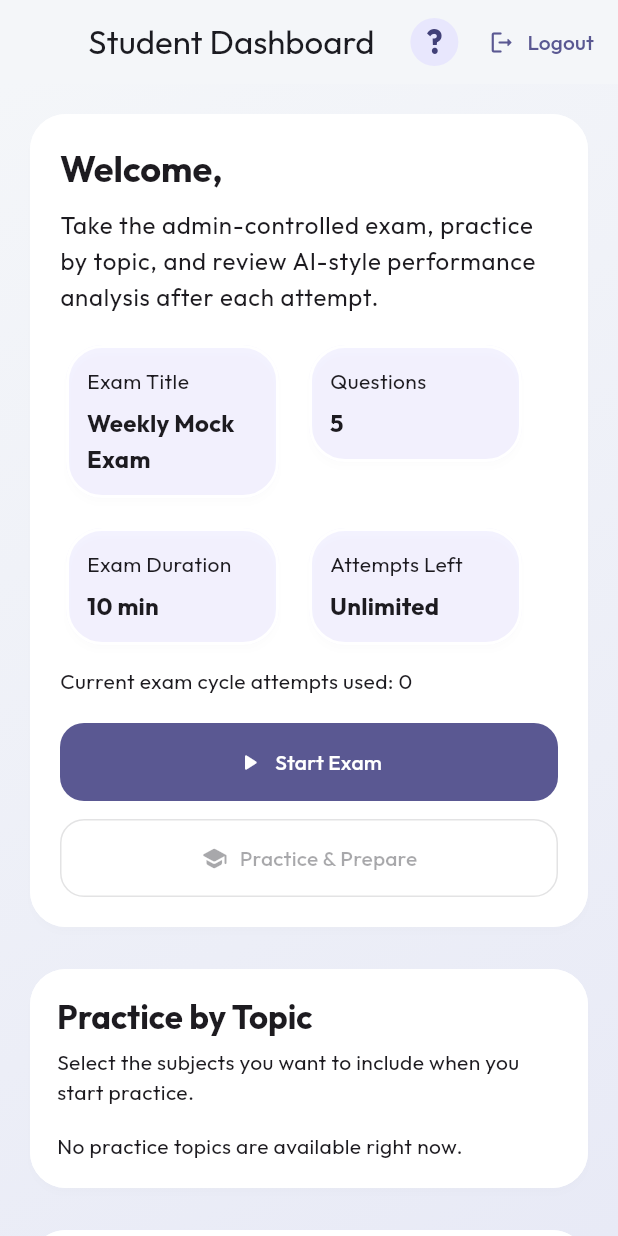
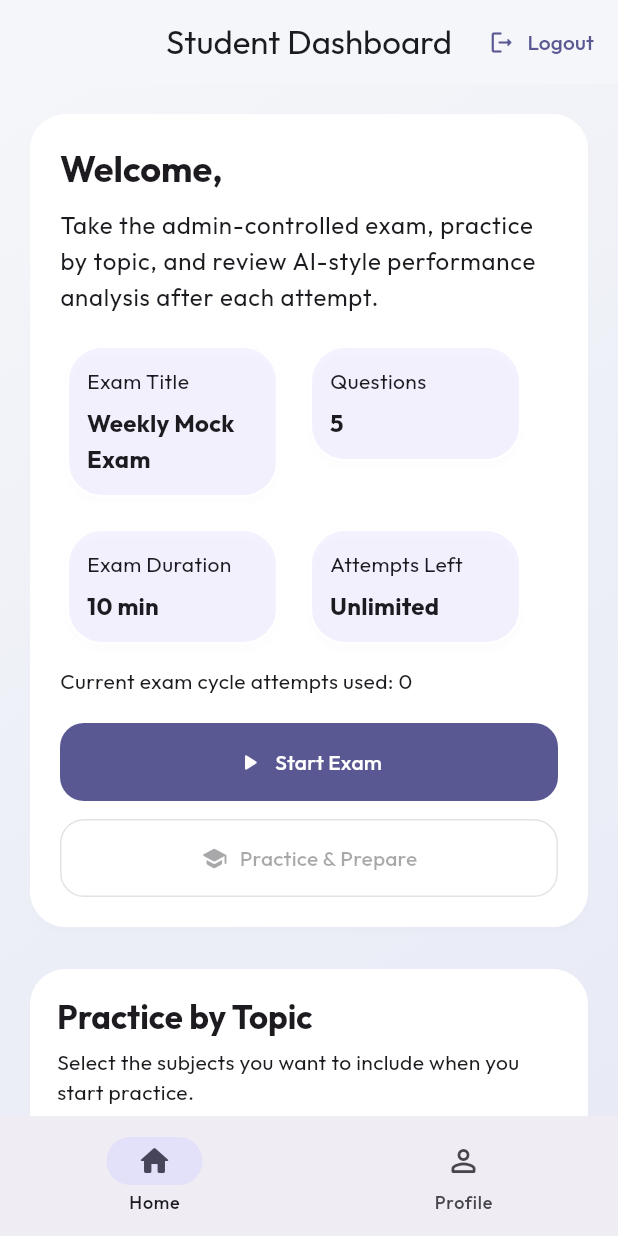
Before and after one commit to Samiul1902/quiz_master_app, a Flutter app: the screen it shows once a user with an empty profile is signed in, on a phone screen of 412 x 824 dp. Run offline on Flutter 3.47's test engine with Material 3 defaults, Android fonts, the phone set to English and light mode, and no system bars; our stand-ins replace cloud_firestore, firebase_auth, firebase_core, firebase_storage, google_fonts, image_picker and 1 more; accounts and stored records are empty.

Commit message:
Refactor navigation structure by introducing MainNavigationShell and updating screen transitions

```diff
--- a/lib/app_shell.dart
+++ b/lib/app_shell.dart
@@ -1,8 +1,7 @@
 import 'package:flutter/material.dart';
 import 'package:quiz_master_app/controllers/app_controller.dart';
-import 'package:quiz_master_app/screens/admin_dashboard_screen.dart';
 import 'package:quiz_master_app/screens/auth_screen.dart';
-import 'package:quiz_master_app/screens/home_screen.dart';
+import 'package:quiz_master_app/screens/main_navigation_shell.dart';
 
 class AppShell extends StatelessWidget {
   const AppShell({super.key, required this.controller});
@@ -30,11 +29,7 @@ class AppShell extends StatelessWidget {
           return AuthScreen(controller: controller);
         }
 
-        if (user.isAdmin) {
-          return AdminDashboardScreen(controller: controller);
-        }
-
-        return HomeScreen(controller: controller);
+        return MainNavigationShell(controller: controller);
       },
     );
   }
--- a/lib/screens/admin_dashboard_screen.dart
+++ b/lib/screens/admin_dashboard_screen.dart
@@ -7,9 +7,14 @@ import 'package:quiz_master_app/widgets/progress_visualization.dart';
 import 'package:quiz_master_app/widgets/user_avatar.dart';
 
 class AdminDashboardScreen extends StatefulWidget {
-  const AdminDashboardScreen({super.key, required this.controller});
+  const AdminDashboardScreen({
+    super.key,
+    required this.controller,
+    this.showProfileShortcut = true,
+  });
 
   final AppController controller;
+  final bool showProfileShortcut;
 
   @override
   State<AdminDashboardScreen> createState() => _AdminDashboardScreenState();
@@ -235,6 +240,7 @@ class _AdminDashboardScreenState extends State<AdminDashboardScreen> {
       appBar: AppBar(
         title: const Text('Admin Dashboard'),
         actions: [
+          if (widget.showProfileShortcut)
             IconButton(
               onPressed: _openProfile,
               icon: UserAvatar(
--- a/lib/screens/home_screen.dart
+++ b/lib/screens/home_screen.dart
@@ -6,9 +6,14 @@ import 'package:quiz_master_app/screens/quiz_screen.dart';
 import 'package:quiz_master_app/widgets/user_avatar.dart';
 
 class HomeScreen extends StatefulWidget {
-  const HomeScreen({super.key, required this.controller});
+  const HomeScreen({
+    super.key,
+    required this.controller,
+    this.showProfileShortcut = true,
+  });
 
   final AppController controller;
+  final bool showProfileShortcut;
 
   @override
   State<HomeScreen> createState() => _HomeScreenState();
@@ -125,6 +130,7 @@ class _HomeScreenState extends State<HomeScreen> {
       appBar: AppBar(
         title: const Text('Student Dashboard'),
         actions: [
+          if (widget.showProfileShortcut)
             IconButton(
               onPressed: () => _openProfile(context),
               icon: UserAvatar(
--- /dev/null
+++ b/lib/screens/main_navigation_shell.dart
@@ -0,0 +1,68 @@
+import 'package:flutter/material.dart';
+import 'package:quiz_master_app/controllers/app_controller.dart';
+import 'package:quiz_master_app/screens/admin_dashboard_screen.dart';
+import 'package:quiz_master_app/screens/home_screen.dart';
+import 'package:quiz_master_app/screens/profile_screen.dart';
+
+class MainNavigationShell extends StatefulWidget {
+  const MainNavigationShell({super.key, required this.controller});
+
+  final AppController controller;
+
+  @override
+  State<MainNavigationShell> createState() => _MainNavigationShellState();
+}
+
+class _MainNavigationShellState extends State<MainNavigationShell> {
+  int _selectedIndex = 0;
+
+  void _onDestinationSelected(int index) {
+    setState(() {
+      _selectedIndex = index;
+    });
+  }
+
+  @override
+  Widget build(BuildContext context) {
+    final user = widget.controller.currentUser!;
+    final isAdmin = user.isAdmin;
+
+    final pages = <Widget>[
+      if (isAdmin)
+        AdminDashboardScreen(
+          controller: widget.controller,
+          showProfileShortcut: false,
+        )
+      else
+        HomeScreen(
+          controller: widget.controller,
+          showProfileShortcut: false,
+        ),
+      ProfileScreen(controller: widget.controller),
+    ];
+
+    return Scaffold(
+      body: IndexedStack(index: _selectedIndex, children: pages),
+      bottomNavigationBar: NavigationBar(
+        selectedIndex: _selectedIndex,
+        onDestinationSelected: _onDestinationSelected,
+        destinations: [
+          NavigationDestination(
+            icon: Icon(
+              isAdmin ? Icons.space_dashboard_outlined : Icons.home_outlined,
+            ),
+            selectedIcon: Icon(
+              isAdmin ? Icons.space_dashboard_rounded : Icons.home_rounded,
+            ),
+            label: isAdmin ? 'Dashboard' : 'Home',
+          ),
+          const NavigationDestination(
+            icon: Icon(Icons.person_outline_rounded),
+            selectedIcon: Icon(Icons.person_rounded),
+            label: 'Profile',
+          ),
+        ],
+      ),
+    );
+  }
+}
```
Lines whose indentation alone changed are shown as unchanged.
